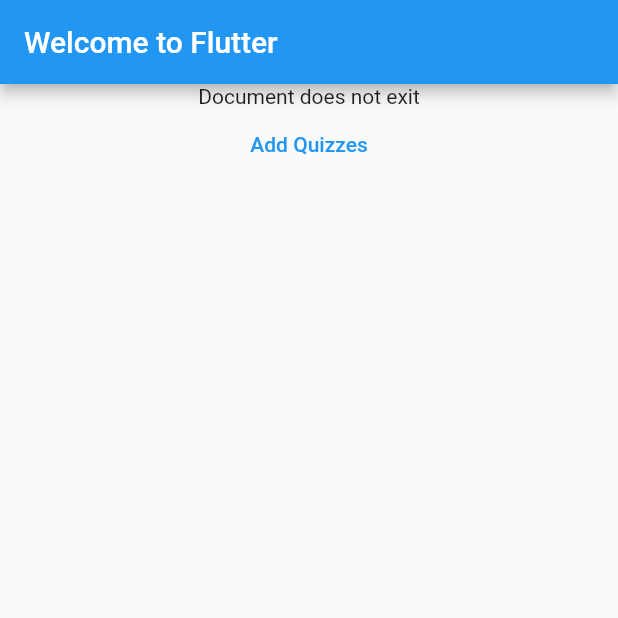
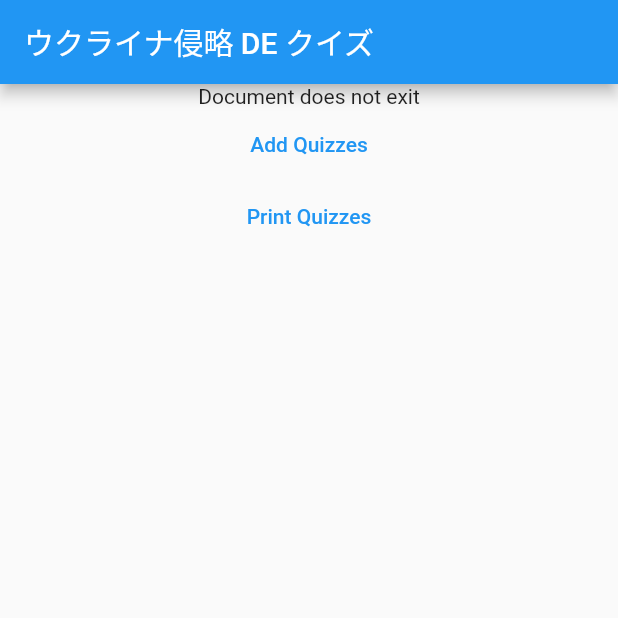
Before and after one commit to tvhfrks12678/flutter-my-app, a Flutter app: the screen it shows after launch, on a phone screen of 412 x 824 dp, the top half of it. Run offline on Flutter 3.47's test engine with Material 2 defaults, Android fonts, the phone set to English and light mode, and no system bars; our stand-ins replace cloud_firestore, firebase_core; accounts and stored records are empty; generated files the repository leaves out were written again.

Commit message:
feat: Firestoreからクイズデータの取得 #1

```diff
--- a/lib/main.dart
+++ b/lib/main.dart
@@ -11,22 +11,25 @@ void main() async {
   runApp(const MyApp());
 }
 
+const appTitle = 'ウクライナ侵略 DE クイズ';
+
 class MyApp extends StatelessWidget {
   const MyApp({Key? key}) : super(key: key);
 
   @override
   Widget build(BuildContext context) {
     return MaterialApp(
-      title: 'Welcome to Flutter',
+      title: appTitle,
       home: Scaffold(
         appBar: AppBar(
-          title: const Text('Welcome to Flutter'),
+          title: const Text('ウクライナ侵略 DE クイズ'),
         ),
         body: Center(
           child: Column(
             children: const [
               GetUserName(documentId: 'gu51bxc3Cc6ydVe7TB31'),
               AddQuiz(),
+              PrintQuizzes(),
             ],
           ),
         ),
@@ -69,6 +72,50 @@ class GetUserName extends StatelessWidget {
   }
 }
 
+class PrintQuizzes extends StatelessWidget {
+  const PrintQuizzes({
+    Key? key,
+  }) : super(key: key);
+
+  @override
+  Widget build(BuildContext context) {
+    CollectionReference quizzes =
+        FirebaseFirestore.instance.collection('quizzes');
+    Future<void> printQuizzes() {
+      return quizzes.get().then((QuerySnapshot querySnapshot) {
+        querySnapshot.docs.forEach((doc) {
+          print(doc["question"]);
+        });
+      }).catchError((error) => print('Failed to add quiz: $error'));
+    }
+
+    return TextButton(
+      onPressed: printQuizzes,
+      child: const Text(
+        'Print Quizzes',
+      ),
+    );
+  }
+}
+
+const List<Map<String, dynamic>> quizList = [
+  {
+    'question': 'ウクライナのルハーンシク州のルビージュネ出身のMMA選手は？',
+    'choices': ['ヒョードル', 'スターリング', 'マゴメドフ', 'ガヌー'],
+    'answerNo': 0
+  },
+  {
+    'question': 'オデッサへのミサイル攻撃で死亡した赤ん坊は？',
+    'choices': ['生後36ヶ月', '生後3ヶ月', '生後5ヶ月', '生後9ヶ月'],
+    'answerNo': 1
+  },
+  {
+    'question': '2022年4月にウクライナで初確認されたと言われているロシアの最新の戦車は？',
+    'choices': ['T-90M', 'T-72', 'T-80', 'T-60'],
+    'answerNo': 0
+  },
+];
+
 class AddQuiz extends StatelessWidget {
   const AddQuiz({
     Key? key,
@@ -100,20 +147,19 @@ class AddQuiz extends StatelessWidget {
   }
 }
 
-const List<Map<String, dynamic>> quizList = [
-  {
-    'question': 'ウクライナのルハーンシク州のルビージュネ出身のMMA選手は？',
-    'choices': ['ヒョードル', 'スターリング', 'マゴメドフ', 'ガヌー'],
-    'answerNo': 0
-  },
-  {
-    'question': 'オデッサへのミサイル攻撃で死亡した赤ん坊は？',
-    'choices': ['生後36ヶ月', '生後3ヶ月', '生後5ヶ月', '生後9ヶ月'],
-    'answerNo': 1
-  },
-  {
-    'question': '2022年4月にウクライナで初確認されたと言われているロシアの最新の戦車は？',
-    'choices': ['T-90M', 'T-72', 'T-80', 'T-60'],
-    'answerNo': 0
-  },
-];
+class QuizWidget extends StatefulWidget {
+  const QuizWidget({Key? key}) : super(key: key);
+
+  @override
+  _QuizWidgetState createState() => _QuizWidgetState();
+}
+
+class _QuizWidgetState extends State<QuizWidget> {
+  var _quizzes = [];
+  var quiz = '';
+
+  @override
+  Widget build(BuildContext context) {
+    return Text('data');
+  }
+}
```
